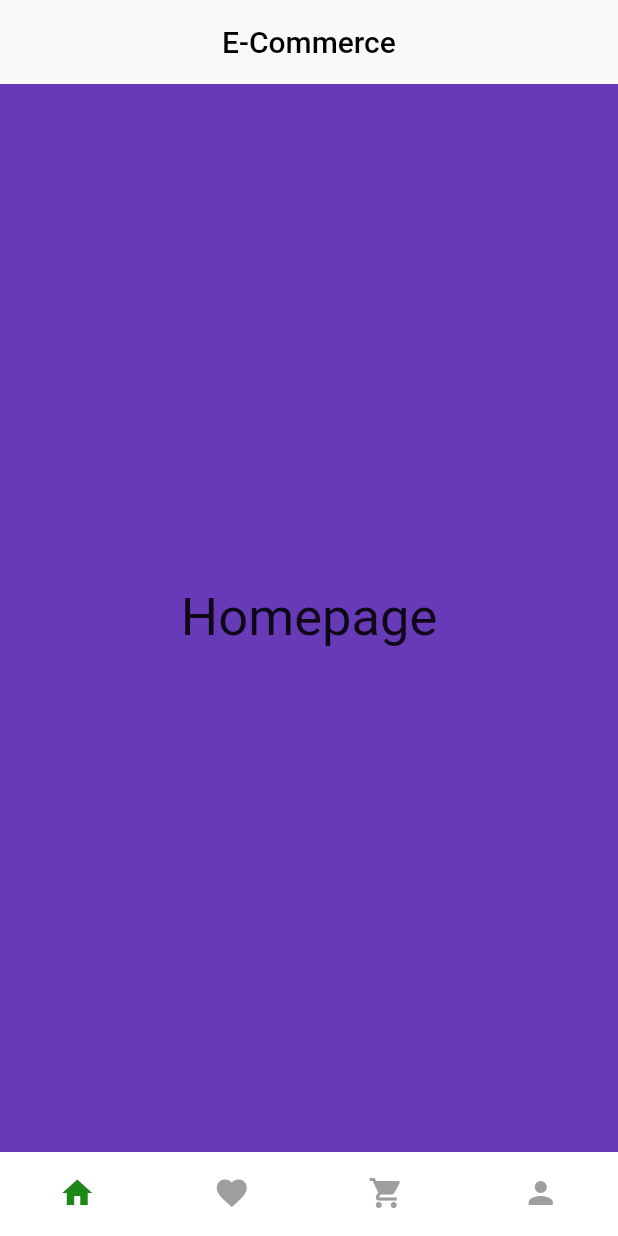
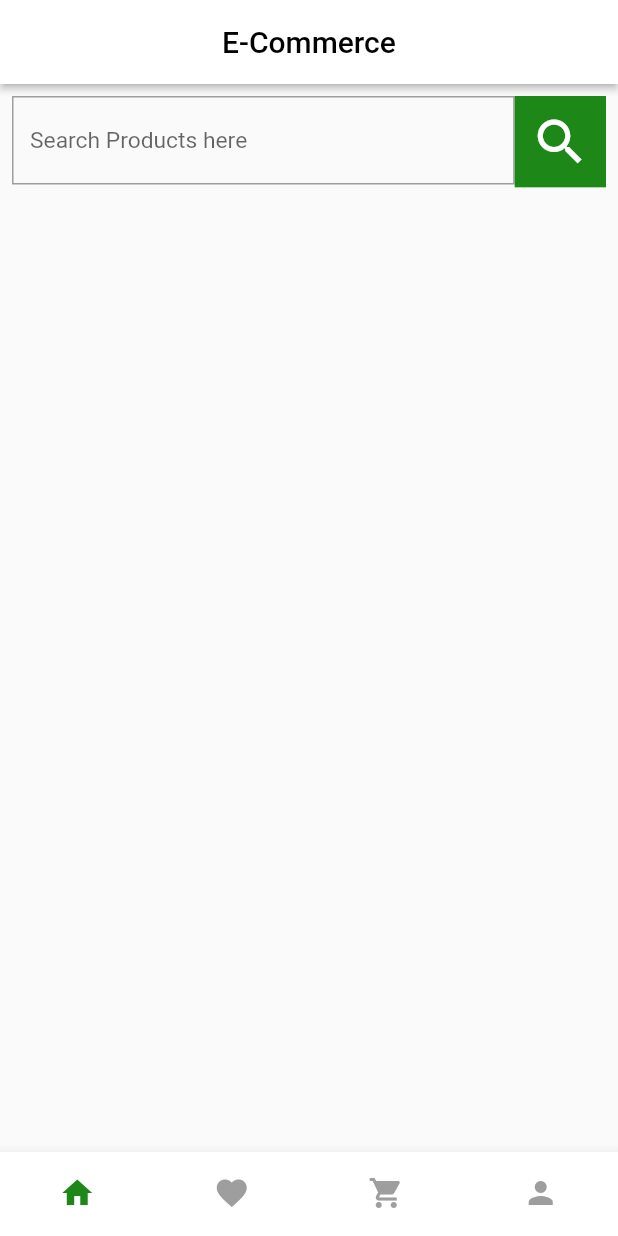
Before and after one commit to mosfeqanik/arong-ecommerce-with-firebase, a Flutter app: the screen it shows after launch, on a phone screen of 412 x 824 dp. Run offline on Flutter 3.47's test engine with Material 2 defaults, Android fonts, the light colour scheme and no system bars; our stand-ins replace cloud_firestore, firebase_auth, firebase_core, flutter_screenutil, fluttertoast; accounts and stored records are empty.

Commit message:
search bar added

```diff
--- a/lib/main.dart
+++ b/lib/main.dart
@@ -1,4 +1,5 @@
 
+import 'package:arong/ui/bottom_nav_bar.dart';
 import 'package:arong/ui/splashscreen.dart';
 import 'package:firebase_core/firebase_core.dart';
 import 'package:flutter/material.dart';
--- a/lib/ui/Bottom_Nav_Bar/homescreen.dart
+++ b/lib/ui/Bottom_Nav_Bar/homescreen.dart
@@ -1,4 +1,6 @@
+import 'package:arong/const/appcolors.dart';
 import 'package:flutter/material.dart';
+import 'package:flutter_screenutil/flutter_screenutil.dart';
 
 class HomeScreen extends StatefulWidget {
   @override
@@ -6,15 +8,51 @@
 }
 
 class _HomeScreenState extends State<HomeScreen> {
+  TextEditingController _searchController = TextEditingController();
+
   @override
   Widget build(BuildContext context) {
     return Scaffold(
-      backgroundColor: Colors.deepPurple,
-      body: Center(
-          child: Text(
-            "Homepage",
-            style: TextStyle(fontSize: 35),
-          )),
+      body: Container(
+        child: Column(
+          children: [
+            Padding(
+              padding: const EdgeInsets.all(8.0),
+              child: Row(
+                children: [
+                  Expanded(
+                    child: SizedBox(
+                      height: 60.h,
+                      child: TextFormField(
+                        controller: _searchController,
+                        decoration: InputDecoration(
+                            fillColor: Colors.white,
+                            focusedBorder: OutlineInputBorder(
+                              borderRadius: BorderRadius.all(Radius.circular(0)),
+                              borderSide: BorderSide(color: Colors.blue),
+                            ),
+                            enabledBorder: OutlineInputBorder(
+                              borderRadius: BorderRadius.all(Radius.circular(0)),
+                              borderSide: BorderSide(color: Colors.grey),
+                            ),
+                          hintText: "Search Products here",
+                          hintStyle: TextStyle(fontSize: 15.sp)
+                        ),
+                      ),
+                    ),
+                  ),
+                  Container(
+                    height: 60.h,
+                    width: 60.h,
+                    color: AppColors.deep_green,
+                    child: Icon(Icons.search,color: Colors.white,size: 40,),
+                  )
+                ],
+              ),
+            )
+          ],
+        ),
+      ),
     );
   }
 }
--- a/lib/ui/bottom_nav_bar.dart
+++ b/lib/ui/bottom_nav_bar.dart
@@ -19,8 +19,8 @@
   Widget build(BuildContext context) {
     return Scaffold(
       appBar: AppBar(
-        backgroundColor: Colors.transparent,
-        elevation: 0,
+        backgroundColor: Colors.white,
+        elevation: 2,
         title: Text(
           "E-Commerce",
           style: TextStyle(color: Colors.black),
```
